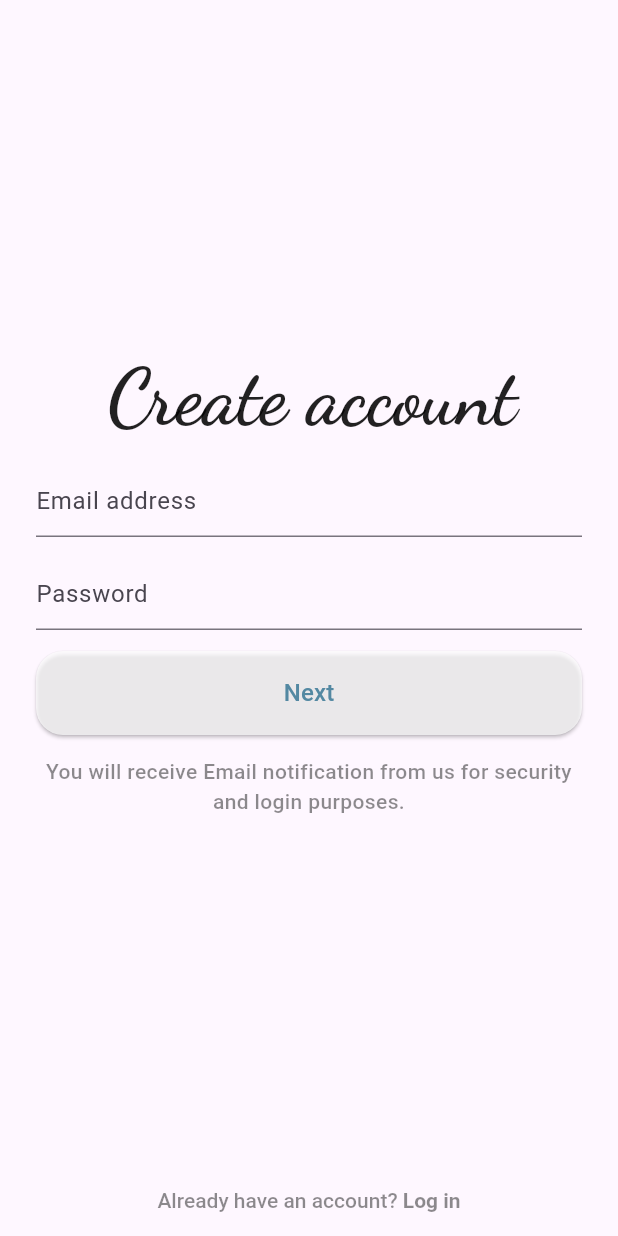
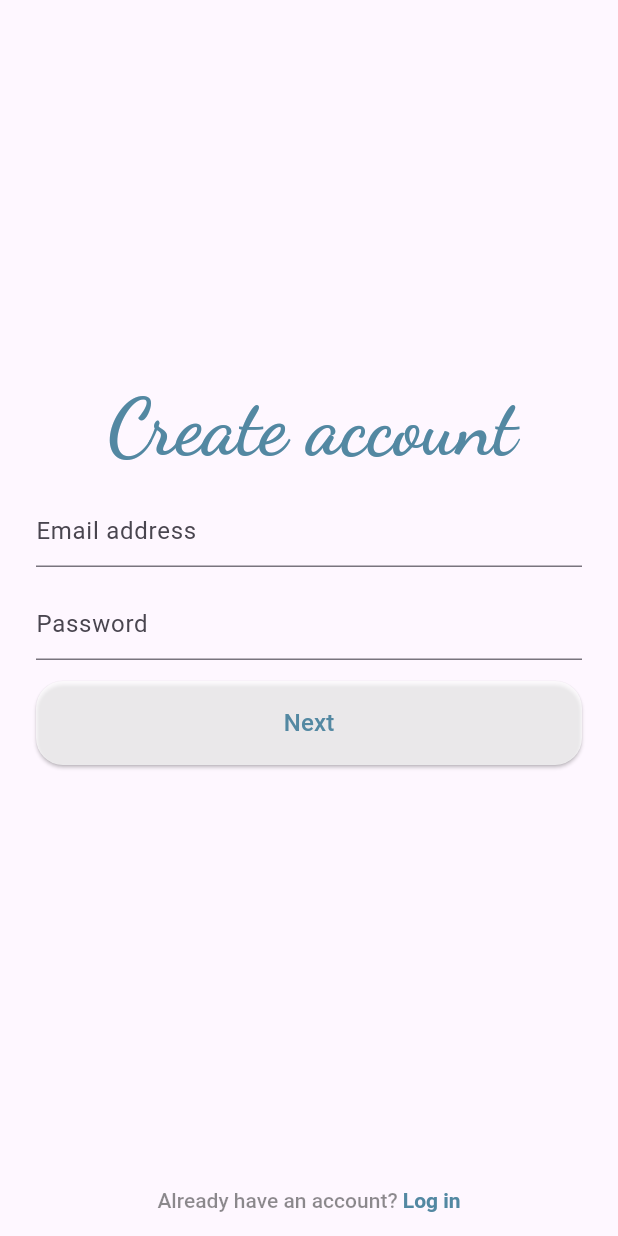
Before and after one commit to Mashu-wq/NeXnet, a Flutter app: the SignUpPage screen opened by its route, on a phone screen of 412 x 824 dp. Run offline on Flutter 3.47's test engine with Material 3 defaults, Android fonts, the phone set to English and light mode, and no system bars; our stand-ins replace cloud_firestore, file_picker, firebase_auth, firebase_core, firebase_storage, flutter_rating_bar and 2 more; accounts and stored records are empty.

Commit message:
bug fixes

```diff
--- a/lib/pages/authentication/signup_page.dart
+++ b/lib/pages/authentication/signup_page.dart
@@ -1,12 +1,11 @@
-
 import 'package:flutter/gestures.dart';
 import 'package:flutter/material.dart';
 import 'package:google_fonts/google_fonts.dart';
+import 'package:nexnet/constants/colors.dart';
 import 'package:nexnet/constants/routes.dart';
 import 'package:nexnet/pages/authentication/widget/text_field_input.dart';
 import 'package:nexnet/services/auth/auth_exceptions.dart';
 import 'package:nexnet/services/auth/auth_services.dart';
-
 
 class SignUpPage extends StatefulWidget {
   const SignUpPage({Key? key}) : super(key: key);
@@ -48,11 +47,11 @@ class _SignUpPageState extends State<SignUpPage> {
                     Padding(
                       padding: const EdgeInsets.only(left: 4),
                       child: RichText(
-                        text:  TextSpan(
+                        text: TextSpan(
                           text: 'Create ',
                           style: GoogleFonts.dancingScript(
                             fontSize: 52,
-                            color: Colors.black87,
+                            color: appColor2,
                             fontWeight: FontWeight.bold,
                             //color: Colors.white70,
                           ),
@@ -132,15 +131,6 @@ class _SignUpPageState extends State<SignUpPage> {
                     const SizedBox(
                       height: 14,
                     ),
-                    const Text(
-                      'You will receive Email notification from us for security and login purposes.',
-                      textAlign: TextAlign.center,
-                      style: TextStyle(
-                        fontSize: 14,
-                        color: Colors.black45,
-                        fontWeight: FontWeight.w500,
-                      ),
-                    ),
                   ],
                 ),
               ),
@@ -162,7 +152,7 @@ class _SignUpPageState extends State<SignUpPage> {
                         TextSpan(
                           text: 'Log in',
                           style: const TextStyle(
-                            color: Colors.black45,
+                            color: appColor2,
                             fontWeight: FontWeight.w700,
                           ),
                           recognizer: TapGestureRecognizer()
```
